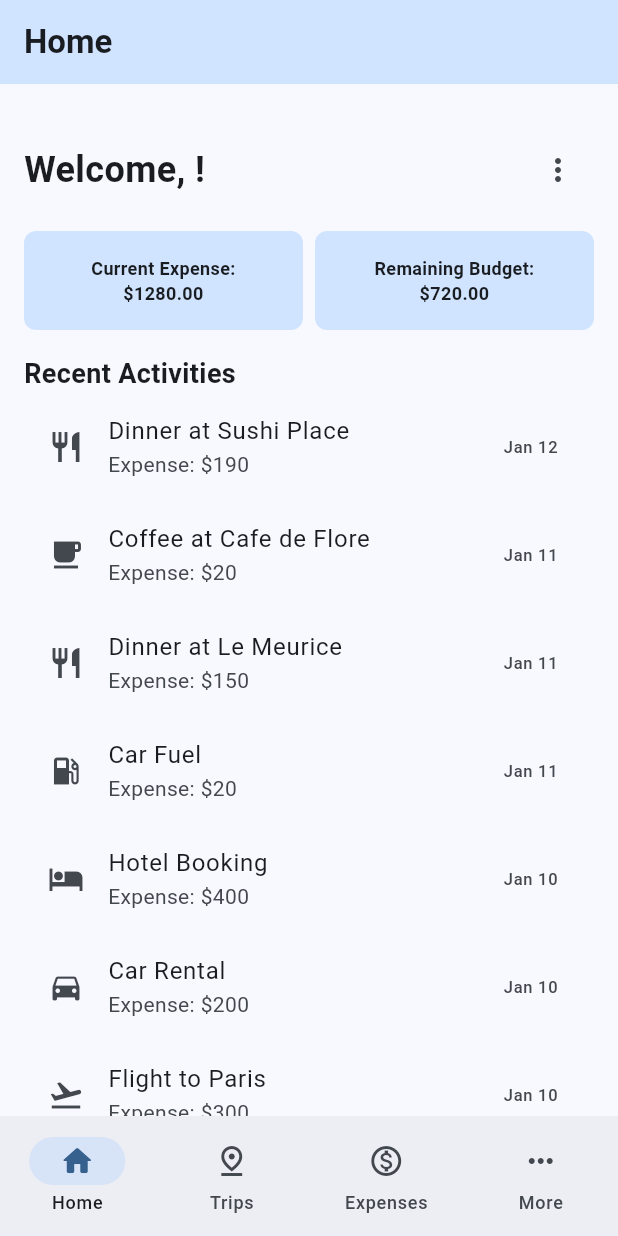
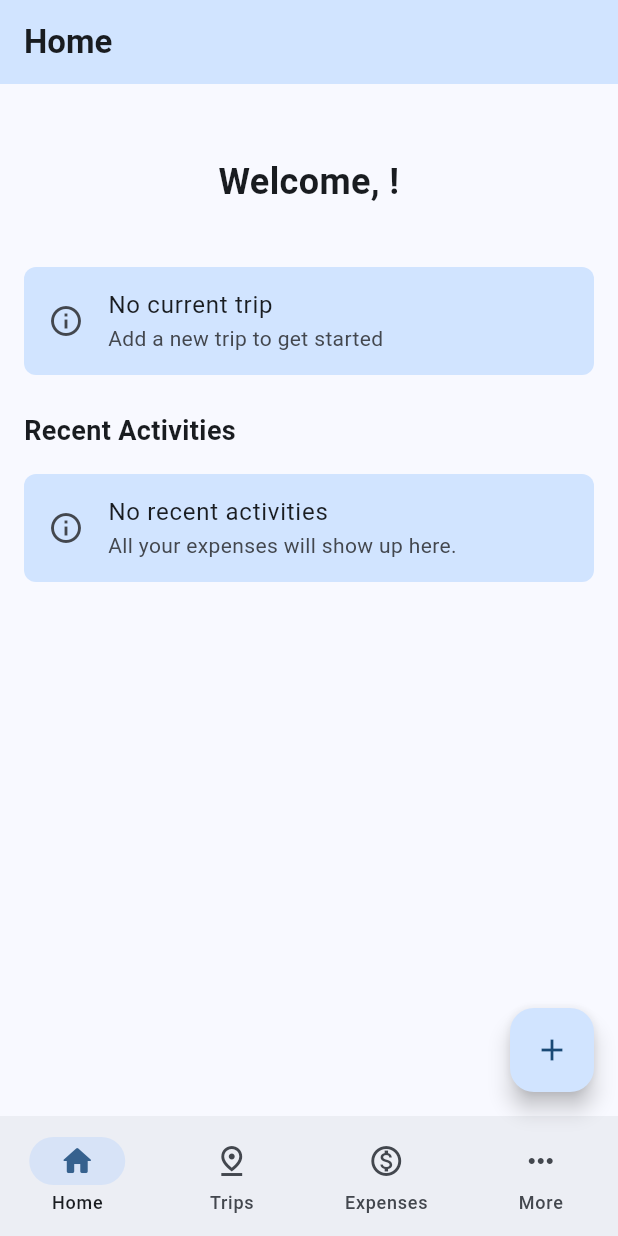
Before and after one commit to donatedsalt/TripBudgeter, a Flutter app: the screen it shows once a user with an empty profile is signed in, on a phone screen of 412 x 824 dp. Run offline on Flutter 3.47's test engine with Material 3 defaults, Android fonts, the phone set to English and light mode, and no system bars; our stand-ins replace flutter_riverpod, supabase_flutter; accounts and stored records are empty.

Commit message:
feat: update homepage to show data from database

```diff
--- a/tripbudgeter/lib/pages/home_page.dart
+++ b/tripbudgeter/lib/pages/home_page.dart
@@ -1,6 +1,12 @@
 import 'package:flutter/material.dart';
+import 'package:flutter_riverpod/flutter_riverpod.dart';
 
 import 'package:tripbudgeter/utils/supabase_config.dart';
+
+import 'package:tripbudgeter/providers/trips_provider.dart';
+import 'package:tripbudgeter/providers/expenses_provider.dart';
+
+import 'package:tripbudgeter/widgets/expense_list_tile.dart';
 
 class HomePageAppBar extends StatefulWidget implements PreferredSizeWidget {
   const HomePageAppBar({super.key});
@@ -22,32 +28,49 @@ class _HomePageAppBarState extends State<HomePageAppBar> {
   }
 }
 
-class HomePage extends StatelessWidget {
+class HomePage extends ConsumerWidget {
   const HomePage({super.key});
 
   @override
-  Widget build(BuildContext context) {
+  Widget build(BuildContext context, WidgetRef ref) {
+    final tripsAsyncValue = ref.watch(tripsProvider);
+    final expensesAsyncValue = ref.watch(expensesProvider);
+
+    return tripsAsyncValue.when(
+      loading: () => const Center(child: CircularProgressIndicator()),
+      error: (err, stack) => Center(child: Text('Error: $err')),
+      data: (trips) {
+        final currentTrip = trips.firstWhere(
+          (trip) => trip["is_current"],
+          orElse: () => {},
+        );
+
+        final spent = (currentTrip['spent'] as num?)?.toDouble() ?? 0.0;
+        final budget = (currentTrip['budget'] as num?)?.toDouble() ?? 0.0;
+        final remaining = budget - spent;
+
         return ListView(
-      padding: EdgeInsets.all(16.0),
+          padding: const EdgeInsets.all(16.0),
           children: [
             // welcome user and more icon
+            Padding(
+              padding: const EdgeInsets.symmetric(vertical: 32.0),
+              child: Text(
+                "Welcome, ${supabase.auth.currentUser?.userMetadata?["username"] ?? 'User'}!",
+                textAlign: TextAlign.center,
+                style: const TextStyle(
+                  fontSize: 24,
+                  fontWeight: FontWeight.bold,
+                ),
+              ),
+            ),
+
+            // current expense and remaining budget side by side
+            if (currentTrip.isNotEmpty)
               Row(
                 mainAxisAlignment: MainAxisAlignment.spaceBetween,
                 children: [
-            Padding(
-              padding: const EdgeInsets.symmetric(vertical: 24.0),
-              child: Text(
-                "Welcome, ${supabase.auth.currentUser?.userMetadata?["username"]}!",
-                style: TextStyle(fontSize: 24, fontWeight: FontWeight.bold),
-              ),
-            ),
-            IconButton(onPressed: () {}, icon: Icon(Icons.more_vert)),
-          ],
-        ),
-        // current expense and remaining budget side by side
-        Row(
-          spacing: 8.0,
-          children: [
+                  // Current Expense
                   Expanded(
                     child: Container(
                       padding: const EdgeInsets.all(16.0),
@@ -57,7 +80,7 @@ class HomePage extends StatelessWidget {
                         borderRadius: BorderRadius.circular(8.0),
                       ),
                       child: Text(
-                  "Current Expense:\n\$1280.00",
+                        "Current Expense:\n\$${spent.toStringAsFixed(2)}",
                         textAlign: TextAlign.center,
                         style: const TextStyle(
                           fontSize: 12,
@@ -66,6 +89,10 @@ class HomePage extends StatelessWidget {
                       ),
                     ),
                   ),
+
+                  const SizedBox(width: 8.0),
+
+                  // Remaining Budget
                   Expanded(
                     child: Container(
                       padding: const EdgeInsets.all(16.0),
@@ -75,7 +102,7 @@ class HomePage extends StatelessWidget {
                         borderRadius: BorderRadius.circular(8.0),
                       ),
                       child: Text(
-                  "Remaining Budget:\n\$720.00",
+                        "Remaining Budget:\n\$${remaining.toStringAsFixed(2)}",
                         textAlign: TextAlign.center,
                         style: const TextStyle(
                           fontSize: 12,
@@ -85,64 +112,72 @@ class HomePage extends StatelessWidget {
                     ),
                   ),
                 ],
+              )
+            else
+              Padding(
+                padding: const EdgeInsets.symmetric(vertical: 8.0),
+                child: ListTile(
+                  leading: const Icon(Icons.info_outline),
+                  title: const Text("No current trip"),
+                  subtitle: const Text("Add a new trip to get started"),
+                  tileColor: Theme.of(context).colorScheme.primaryContainer,
+                  shape: RoundedRectangleBorder(
+                    borderRadius: BorderRadius.circular(8.0),
                   ),
-        SizedBox(height: 16.0),
+                ),
+              ),
+            const SizedBox(height: 16.0),
+
             // recent activities list
-        Column(
+            expensesAsyncValue.when(
+              loading: () => const Center(child: CircularProgressIndicator()),
+              error: (err, stack) => Center(child: Text('Error: $err')),
+              data: (expenses) {
+                return Column(
+                  crossAxisAlignment: CrossAxisAlignment.start,
                   children: [
-            Row(
-              children: [
-                Text(
+                    const Text(
                       "Recent Activities",
-                  style: TextStyle(fontSize: 18, fontWeight: FontWeight.bold),
+                      style: TextStyle(
+                        fontSize: 18,
+                        fontWeight: FontWeight.bold,
+                      ),
+                    ),
+                    const SizedBox(height: 8.0),
+                    if (expenses.isNotEmpty)
+                      ListView.builder(
+                        shrinkWrap: true,
+                        physics: const NeverScrollableScrollPhysics(),
+                        itemCount: expenses.length,
+                        itemBuilder: (context, index) {
+                          final expense = expenses[index];
+                          return ExpenseListTile(expense: expense);
+                        },
+                      )
+                    else
+                      Padding(
+                        padding: const EdgeInsets.symmetric(vertical: 8.0),
+                        child: ListTile(
+                          leading: const Icon(Icons.info_outline),
+                          title: const Text("No recent activities"),
+                          subtitle: const Text(
+                            "All your expenses will show up here.",
+                          ),
+                          tileColor: Theme.of(
+                            context,
+                          ).colorScheme.primaryContainer,
+                          shape: RoundedRectangleBorder(
+                            borderRadius: BorderRadius.circular(8.0),
+                          ),
+                        ),
                       ),
                   ],
-            ),
-            ListTile(
-              leading: Icon(Icons.restaurant),
-              title: Text("Dinner at Sushi Place"),
-              subtitle: Text("Expense: \$190"),
-              trailing: Text("Jan 12"),
-            ),
-            ListTile(
-              leading: Icon(Icons.local_cafe),
-              title: Text("Coffee at Cafe de Flore"),
-              subtitle: Text("Expense: \$20"),
-              trailing: Text("Jan 11"),
-            ),
-            ListTile(
-              leading: Icon(Icons.restaurant),
-              title: Text("Dinner at Le Meurice"),
-              subtitle: Text("Expense: \$150"),
-              trailing: Text("Jan 11"),
-            ),
-            ListTile(
-              leading: Icon(Icons.local_gas_station),
-              title: Text("Car Fuel"),
-              subtitle: Text("Expense: \$20"),
-              trailing: Text("Jan 11"),
-            ),
-            ListTile(
-              leading: Icon(Icons.hotel),
-              title: Text("Hotel Booking"),
-              subtitle: Text("Expense: \$400"),
-              trailing: Text("Jan 10"),
-            ),
-            ListTile(
-              leading: Icon(Icons.directions_car),
-              title: Text("Car Rental"),
-              subtitle: Text("Expense: \$200"),
-              trailing: Text("Jan 10"),
-            ),
-            ListTile(
-              leading: Icon(Icons.flight_takeoff),
-              title: Text("Flight to Paris"),
-              subtitle: Text("Expense: \$300"),
-              trailing: Text("Jan 10"),
+                );
+              },
             ),
           ],
-        ),
-      ],
+        );
+      },
     );
   }
 }
@@ -152,6 +187,11 @@ class HomePageFloatingActionButton extends StatelessWidget {
 
   @override
   Widget build(BuildContext context) {
-    return SizedBox();
+    return FloatingActionButton(
+      onPressed: () {
+        Navigator.pushNamed(context, '/expense/add');
+      },
+      child: Icon(Icons.add),
+    );
   }
 }
```
Lines whose indentation alone changed are shown as unchanged.
